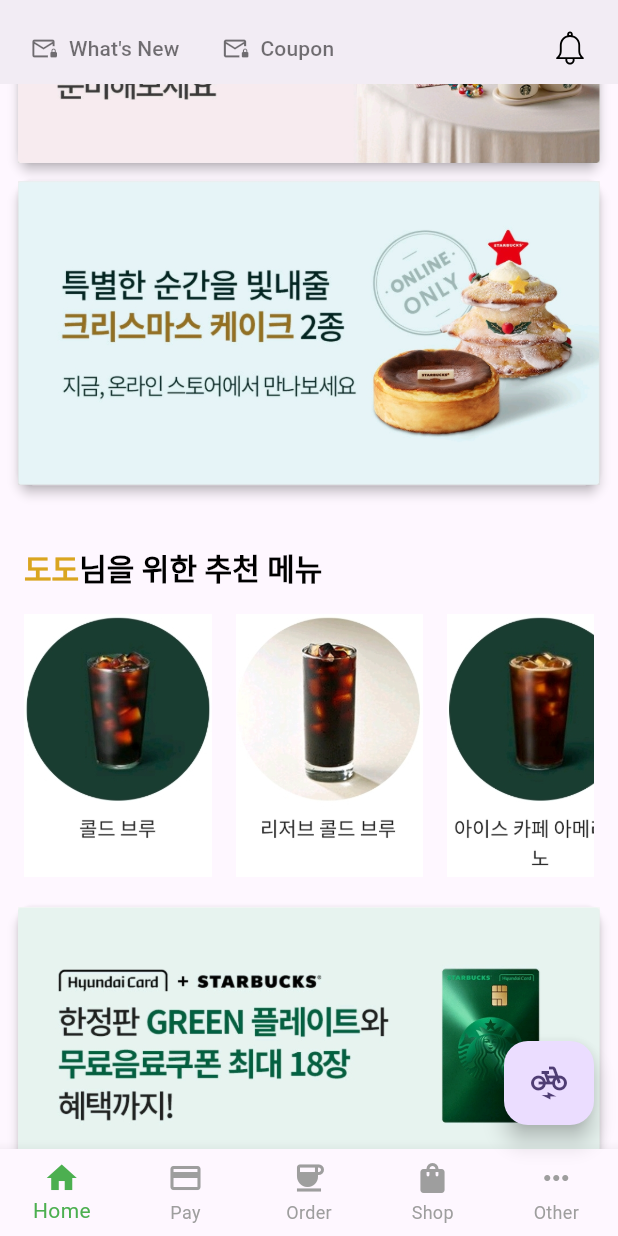
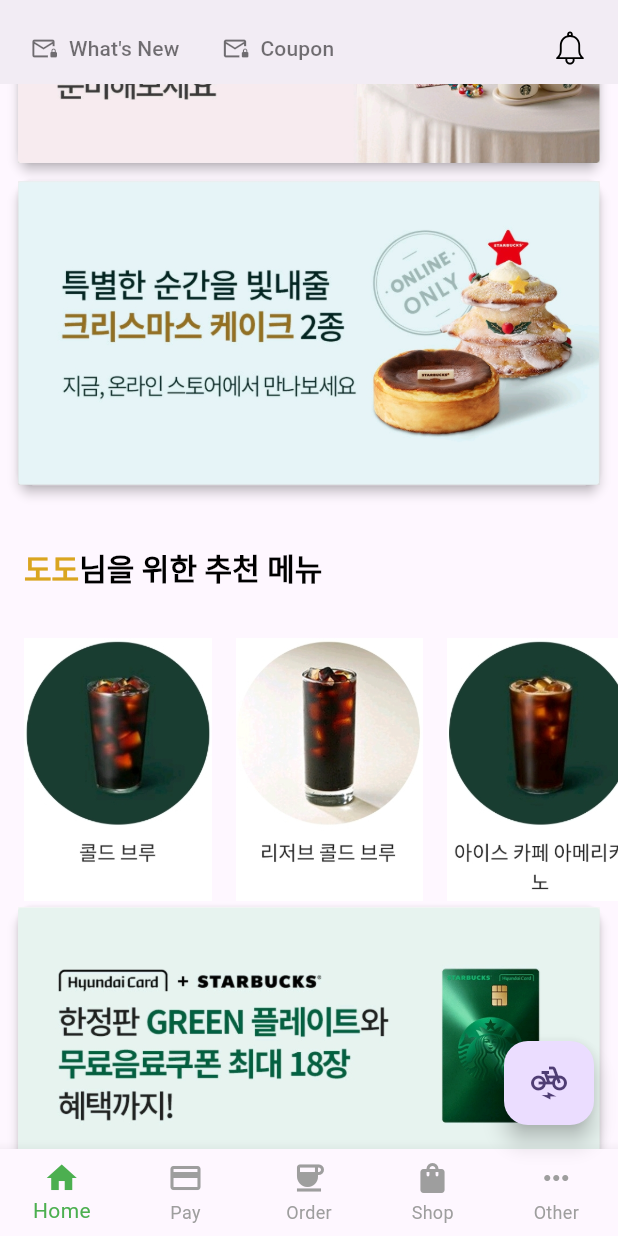
Before and after one commit to dodocap/flutter-orm-practice, a Flutter app: the StarbucksCloneScreen screen opened directly, scrolled down 1728 dp, on a phone screen of 412 x 824 dp. Run offline on Flutter 3.47's test engine with Material 3 defaults, Android fonts, the light colour scheme and no system bars; our stand-ins replace flutter_svg, lottie.

Commit message:
fix: 추천 메뉴 UI 수정
추천 메뉴 아이템들에 Padding이 적용되어 있어, 좌우 스크롤시 좌우 여백이 생기는 상태에서 스크롤 되어 보이는 현상 해결

```diff
--- a/lib/23_12_22/startbucks_clone_screen.dart
+++ b/lib/23_12_22/startbucks_clone_screen.dart
@@ -285,23 +285,26 @@
               }, childCount: 2),
             ),
             SliverToBoxAdapter(
-              child: Padding(
-                padding: const EdgeInsets.all(16.0),
               child: Column(
                 crossAxisAlignment: CrossAxisAlignment.start,
                 children: [
                   const SizedBox(height: 16),
-                    RichText(
+                  Padding(
+                    padding: const EdgeInsets.all(16.0),
+                    child: RichText(
                       text: const TextSpan(style: TextStyle(fontSize: 20, fontWeight: FontWeight.w600), children: [
                         TextSpan(text: '도도', style: TextStyle(color: Color.fromARGB(255, 218, 165, 32))),
                         TextSpan(text: '님을 위한 추천 메뉴 ', style: TextStyle(color: Colors.black)),
                       ]),
+                    ),
                   ),
                   const SizedBox(
                     height: 16,
                   ),
                   SingleChildScrollView(
                     scrollDirection: Axis.horizontal,
+                    child: Padding(
+                      padding: const EdgeInsets.symmetric(horizontal: 16.0),
                       child: SizedBox(
                         height: 175,
                         child: Row(
@@ -317,8 +320,8 @@
                         ),
                       ),
                     ),
+                  ),
                 ],
-                ),
               ),
             ),
             SliverList(
```
Lines whose indentation alone changed are shown as unchanged.
